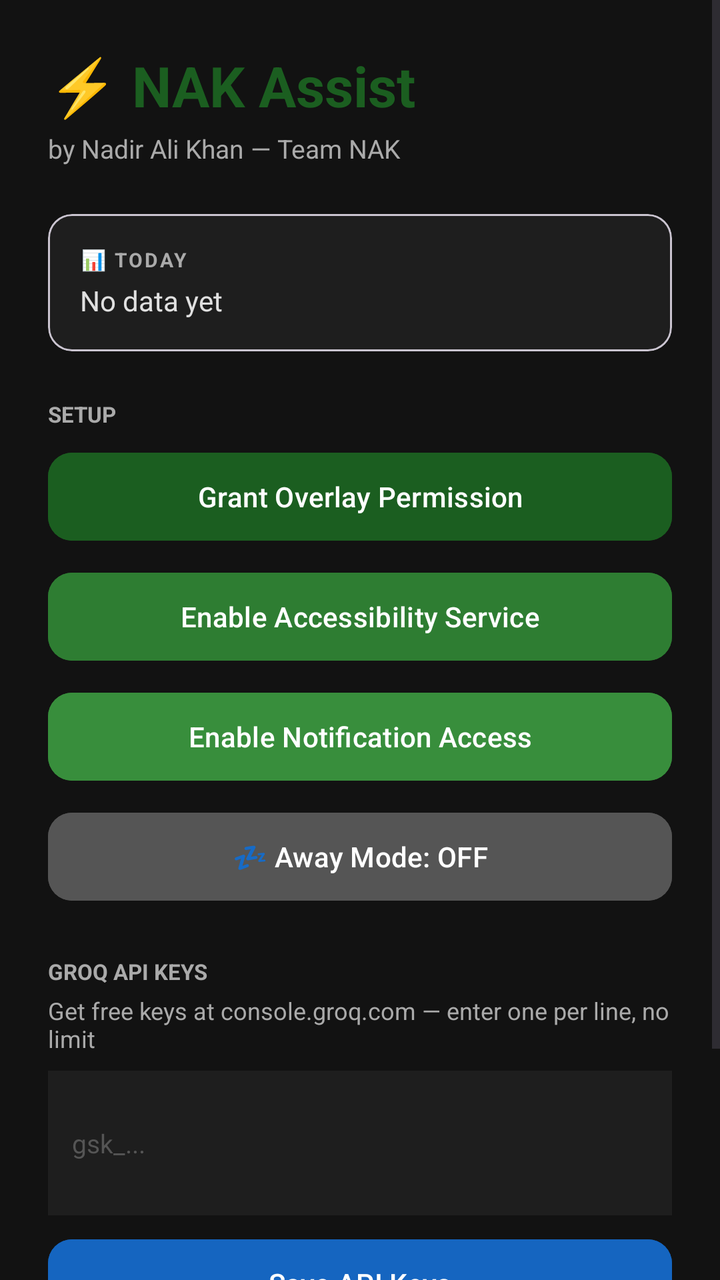
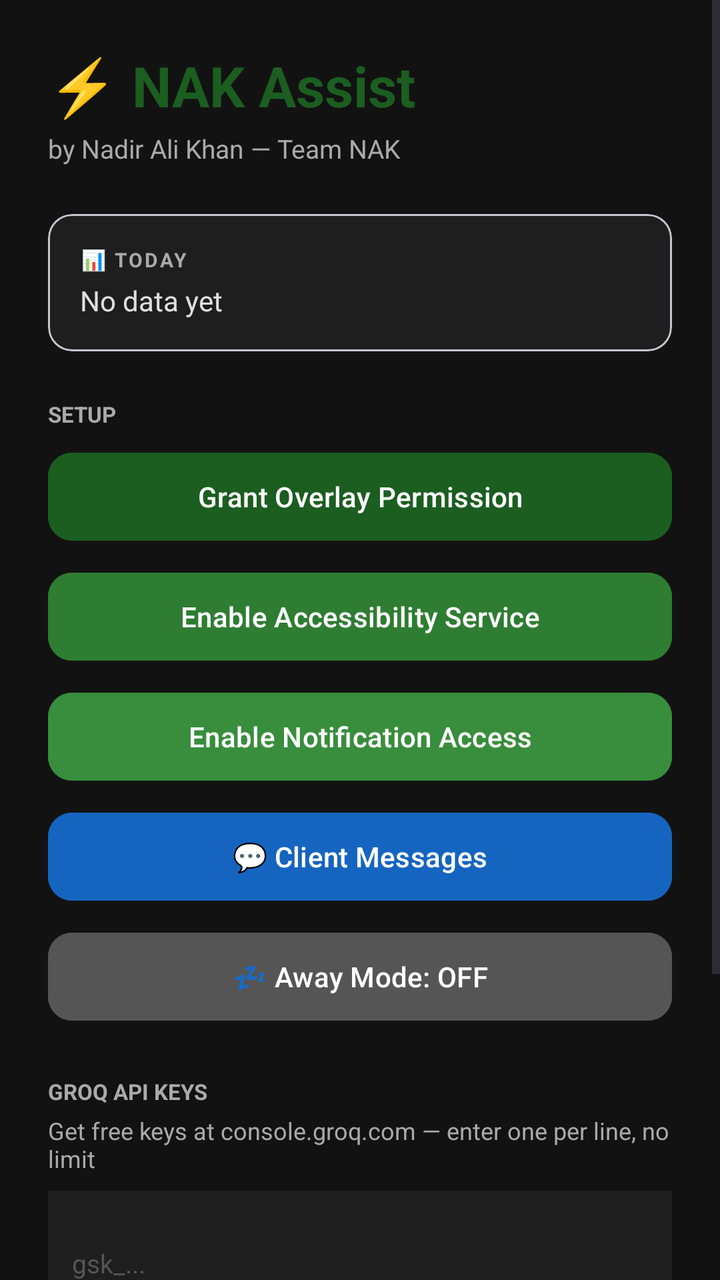

The first picture is an Android layout as it rendered before a commit; the second is the same layout after the commit. The layout source and the unified diff follow.
<!-- AndroidManifest.xml: application theme Theme.NAKAssist -->
<!-- res/layout/activity_main.xml -->
<?xml version="1.0" encoding="utf-8"?>
<ScrollView xmlns:android="http://schemas.android.com/apk/res/android"
    android:layout_width="match_parent"
    android:layout_height="match_parent"
    android:background="?attr/colorSurface">

    <LinearLayout
        android:layout_width="match_parent"
        android:layout_height="wrap_content"
        android:orientation="vertical"
        android:padding="24dp">

        <TextView
            android:layout_width="wrap_content"
            android:layout_height="wrap_content"
            android:text="⚡ NAK Assist"
            android:textSize="28sp"
            android:textStyle="bold"
            android:textColor="?attr/colorPrimary"
            android:layout_marginBottom="4dp" />

        <TextView
            android:layout_width="wrap_content"
            android:layout_height="wrap_content"
            android:text="by Nadir Ali Khan — Team NAK"
            android:textSize="13sp"
            android:textColor="?attr/colorOnSurfaceVariant"
            android:layout_marginBottom="24dp" />

        
        <com.google.android.material.card.MaterialCardView
            android:layout_width="match_parent"
            android:layout_height="wrap_content"
            android:layout_marginBottom="24dp"
            app:cardBackgroundColor="?attr/colorSurfaceVariant"
            app:cardCornerRadius="12dp"
            app:cardElevation="0dp"
            xmlns:app="http://schemas.android.com/apk/res-auto">
            <LinearLayout
                android:layout_width="match_parent"
                android:layout_height="wrap_content"
                android:orientation="vertical"
                android:padding="16dp">
                <TextView
                    android:layout_width="wrap_content"
                    android:layout_height="wrap_content"
                    android:text="📊 TODAY"
                    android:textSize="10sp"
                    android:textColor="?attr/colorOnSurfaceVariant"
                    android:textStyle="bold"
                    android:letterSpacing="0.1"
                    android:layout_marginBottom="4dp"/>
                <TextView
                    android:id="@+id/tvStats"
                    android:layout_width="wrap_content"
                    android:layout_height="wrap_content"
                    android:text="No data yet"
                    android:textSize="14sp"
                    android:textColor="?attr/colorOnSurface"/>
            </LinearLayout>
        </com.google.android.material.card.MaterialCardView>

        
        <TextView
            android:layout_width="wrap_content"
            android:layout_height="wrap_content"
            android:text="SETUP"
            android:textSize="11sp"
            android:textColor="?attr/colorOnSurfaceVariant"
            android:textStyle="bold"
            android:layout_marginBottom="8dp" />

        <com.google.android.material.button.MaterialButton
            android:id="@+id/btnOverlay"
            android:layout_width="match_parent"
            android:layout_height="52dp"
            android:text="Grant Overlay Permission"
            android:backgroundTint="#1B5E20"
            android:textColor="@android:color/white"
            android:layout_marginBottom="8dp"
            app:cornerRadius="12dp"
            xmlns:app="http://schemas.android.com/apk/res-auto" />

        <com.google.android.material.button.MaterialButton
            android:id="@+id/btnAccessibility"
            android:layout_width="match_parent"
            android:layout_height="52dp"
            android:text="Enable Accessibility Service"
            android:backgroundTint="#2E7D32"
            android:textColor="@android:color/white"
            android:layout_marginBottom="8dp"
            app:cornerRadius="12dp"
            xmlns:app="http://schemas.android.com/apk/res-auto" />

        <com.google.android.material.button.MaterialButton
            android:id="@+id/btnNotification"
            android:layout_width="match_parent"
            android:layout_height="52dp"
            android:text="Enable Notification Access"
            android:backgroundTint="#388E3C"
            android:textColor="@android:color/white"
            android:layout_marginBottom="8dp"
            app:cornerRadius="12dp"
            xmlns:app="http://schemas.android.com/apk/res-auto" />

        <com.google.android.material.button.MaterialButton
            android:id="@+id/btnAwayMode"
            android:layout_width="match_parent"
            android:layout_height="52dp"
            android:text="💤 Away Mode: OFF"
            android:backgroundTint="#555555"
            android:textColor="@android:color/white"
            android:layout_marginBottom="24dp"
            app:cornerRadius="12dp"
            xmlns:app="http://schemas.android.com/apk/res-auto" />

        
        <TextView
            android:layout_width="wrap_content"
            android:layout_height="wrap_content"
            android:text="GROQ API KEYS"
            android:textSize="11sp"
            android:textColor="?attr/colorOnSurfaceVariant"
            android:textStyle="bold"
            android:layout_marginBottom="4dp" />

        <TextView
            android:layout_width="wrap_content"
            android:layout_height="wrap_content"
            android:text="Get free keys at console.groq.com — enter one per line, no limit"
            android:textSize="12sp"
            android:textColor="?attr/colorOnSurfaceVariant"
            android:layout_marginBottom="8dp" />

        <EditText
            android:id="@+id/etApiKeys"
            android:layout_width="match_parent"
            android:layout_height="wrap_content"
            android:hint="gsk_..."
            android:textColor="?attr/colorOnSurface"
            android:textColorHint="#555555"
            android:background="?attr/colorSurfaceVariant"
            android:padding="12dp"
            android:textSize="13sp"
            android:inputType="textMultiLine"
            android:minLines="3"
            android:maxLines="20"
            android:layout_marginBottom="8dp" />

        <com.google.android.material.button.MaterialButton
            android:id="@+id/btnSaveKeys"
            android:layout_width="match_parent"
            android:layout_height="52dp"
            android:text="Save API Keys"
            android:backgroundTint="#1565C0"
            android:textColor="@android:color/white"
            android:layout_marginBottom="24dp"
            app:cornerRadius="12dp"
            xmlns:app="http://schemas.android.com/apk/res-auto" />

        <TextView
            android:id="@+id/tvStatus"
            android:layout_width="wrap_content"
            android:layout_height="wrap_content"
            android:text="Status: Not ready"
            android:textSize="13sp"
            android:textColor="?attr/colorOnSurfaceVariant"
            android:layout_marginBottom="16dp" />

        <TextView
            android:layout_width="match_parent"
            android:layout_height="wrap_content"
            android:text="⚡ Tap = Smart Reply  |  ⚡⚡ Double Tap = More Modes\n💡 Add Away Mode tile from Quick Settings"
            android:textSize="11sp"
            android:textColor="#555555"
            android:gravity="center"
            android:lineSpacingExtra="4dp" />

    </LinearLayout>
</ScrollView>
<!-- resources referenced by this layout -->
<resources>
  <style name="Theme.NAKAssist" parent="Theme.Material3.DayNight.NoActionBar">
          <item name="colorPrimary">#1B5E20</item>
          <item name="colorOnPrimary">#FFFFFF</item>
          <item name="colorPrimaryContainer">#A5D6A7</item>
          <item name="colorOnPrimaryContainer">#002204</item>
          <item name="colorSecondary">#9C27B0</item>
          <item name="colorOnSecondary">#FFFFFF</item>
          <item name="colorTertiary">#1565C0</item>
          <item name="colorOnTertiary">#FFFFFF</item>
          <item name="colorSurface">#121212</item>
          <item name="colorOnSurface">#E0E0E0</item>
          <item name="colorSurfaceVariant">#1E1E1E</item>
          <item name="colorOnSurfaceVariant">#AAAAAA</item>
          <item name="android:statusBarColor">@android:color/transparent</item>
          <item name="android:navigationBarColor">#121212</item>
      </style>
</resources>

<!-- the commit's change to res/layout/activity_main.xml (unified diff, before → after) -->
@@ -104,6 +104,17 @@
             xmlns:app="http://schemas.android.com/apk/res-auto" />
 
         <com.google.android.material.button.MaterialButton
+            android:id="@+id/btnClientMessages"
+            android:layout_width="match_parent"
+            android:layout_height="52dp"
+            android:text="💬 Client Messages"
+            android:backgroundTint="#1565C0"
+            android:textColor="@android:color/white"
+            android:layout_marginBottom="8dp"
+            app:cornerRadius="12dp"
+            xmlns:app="http://schemas.android.com/apk/res-auto" />
+
+        <com.google.android.material.button.MaterialButton
             android:id="@+id/btnAwayMode"
             android:layout_width="match_parent"
             android:layout_height="52dp"
